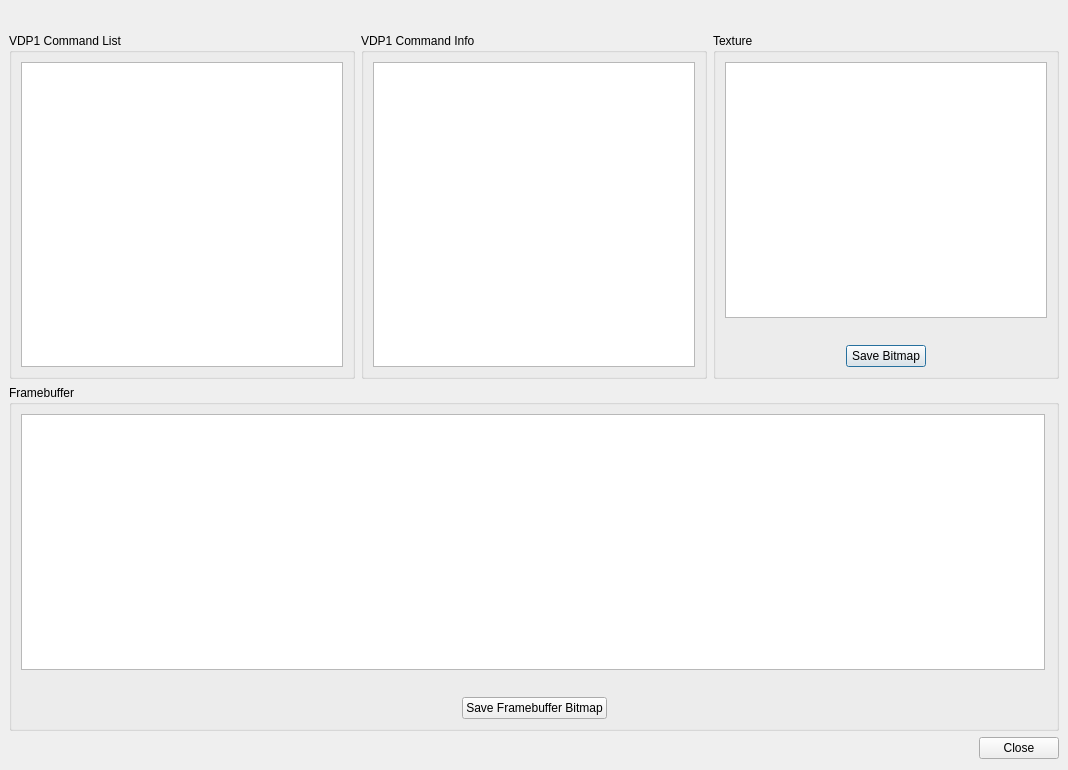
Old version of the form yabause/src/qt/ui/UIDebugVDP1.ui in the repository ijacquez/yabause.
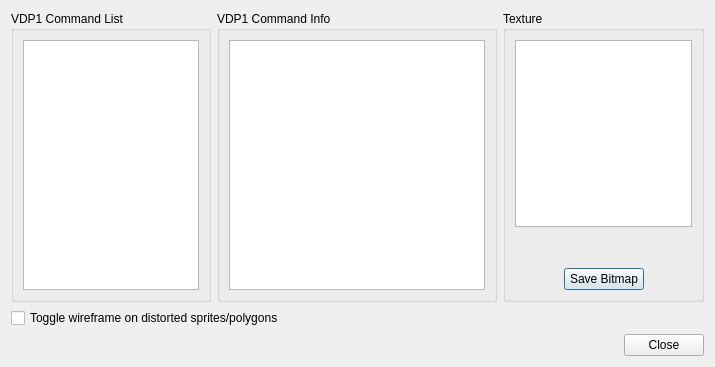
New version of the form.

Commit message: Allow wireframe mode to be toggled

What changed in the file:
```diff
--- a/yabause/src/qt/ui/UIDebugVDP1.ui
+++ b/yabause/src/qt/ui/UIDebugVDP1.ui
@@ -6,35 +6,14 @@
    <rect>
     <x>0</x>
     <y>0</y>
-    <width>1068</width>
-    <height>770</height>
+    <width>715</width>
+    <height>367</height>
    </rect>
   </property>
-  <property name="minimumSize">
-   <size>
-    <width>1068</width>
-    <height>770</height>
-   </size>
-  </property>
-  <property name="maximumSize">
-   <size>
-    <width>16777215</width>
-    <height>16777215</height>
-   </size>
-  </property>
   <property name="windowTitle">
    <string>Debug VDP1</string>
   </property>
-  <widget class="QWidget" name="verticalLayoutWidget">
-   <property name="geometry">
-    <rect>
-     <x>9</x>
-     <y>33</y>
-     <width>1050</width>
-     <height>726</height>
-    </rect>
-   </property>
-   <layout class="QVBoxLayout" name="verticalLayout">
+  <layout class="QVBoxLayout" name="verticalLayout_12">
     <item>
      <layout class="QHBoxLayout" name="horizontalLayout_6">
       <item>
@@ -63,25 +42,9 @@
              <verstretch>0</verstretch>
             </sizepolicy>
            </property>
-           <property name="minimumSize">
-            <size>
-             <width>0</width>
-             <height>300</height>
-            </size>
-           </property>
-           <property name="font">
-            <font>
-             <family>Courier 10 Pitch</family>
-             <weight>50</weight>
-             <bold>false</bold>
-            </font>
-           </property>
            <property name="readOnly">
             <bool>true</bool>
            </property>
-           <property name="plainText">
-            <string/>
-           </property>
           </widget>
          </item>
         </layout>
@@ -109,12 +72,6 @@
                <verstretch>0</verstretch>
               </sizepolicy>
              </property>
-             <property name="minimumSize">
-              <size>
-               <width>256</width>
-               <height>256</height>
-              </size>
-             </property>
              <property name="sizeIncrement">
               <size>
                <width>0</width>
@@ -181,108 +138,10 @@
      </layout>
     </item>
     <item>
-     <widget class="QGroupBox" name="gbFramebuffer">
-      <property name="sizePolicy">
-       <sizepolicy hsizetype="Preferred" vsizetype="Preferred">
-        <horstretch>0</horstretch>
-        <verstretch>0</verstretch>
-       </sizepolicy>
-      </property>
-      <property name="minimumSize">
-       <size>
-        <width>0</width>
-        <height>0</height>
-       </size>
-      </property>
-      <property name="title">
-       <string>Framebuffer</string>
-      </property>
-      <layout class="QVBoxLayout" name="verticalLayout_7">
-       <item>
-        <widget class="QGraphicsView" name="gvFramebuffer">
-         <property name="sizePolicy">
-          <sizepolicy hsizetype="Expanding" vsizetype="Expanding">
-           <horstretch>0</horstretch>
-           <verstretch>0</verstretch>
-          </sizepolicy>
-         </property>
-         <property name="minimumSize">
-          <size>
-           <width>1024</width>
-           <height>256</height>
-          </size>
-         </property>
-         <property name="maximumSize">
-          <size>
-           <width>1024</width>
-           <height>512</height>
-          </size>
-         </property>
-         <property name="sizeIncrement">
-          <size>
-           <width>0</width>
-           <height>0</height>
-          </size>
-         </property>
-         <property name="baseSize">
-          <size>
-           <width>1024</width>
-           <height>256</height>
-          </size>
-         </property>
-        </widget>
-       </item>
-       <item>
-        <spacer name="verticalSpacer_3">
-         <property name="orientation">
-          <enum>Qt::Vertical</enum>
-         </property>
-         <property name="sizeHint" stdset="0">
-          <size>
-           <width>20</width>
-           <height>40</height>
-          </size>
-         </property>
-        </spacer>
-       </item>
-       <item>
-        <layout class="QHBoxLayout" name="horizontalLayout_4">
-         <item>
-          <spacer name="horizontalSpacer_5">
-           <property name="orientation">
-            <enum>Qt::Horizontal</enum>
-           </property>
-           <property name="sizeHint" stdset="0">
-            <size>
-             <width>40</width>
-             <height>20</height>
-            </size>
-           </property>
-          </spacer>
-         </item>
-         <item>
-          <widget class="QPushButton" name="pbSaveFramebuffer">
+    <widget class="QCheckBox" name="cbWireframe">
            <property name="text">
-            <string>Save Framebuffer Bitmap</string>
-           </property>
-          </widget>
-         </item>
-         <item>
-          <spacer name="horizontalSpacer_6">
-           <property name="orientation">
-            <enum>Qt::Horizontal</enum>
-           </property>
-           <property name="sizeHint" stdset="0">
-            <size>
-             <width>40</width>
-             <height>20</height>
-            </size>
-           </property>
-          </spacer>
-         </item>
-        </layout>
-       </item>
-      </layout>
+      <string>Toggle wireframe on distorted sprites/polygons</string>
+     </property>
      </widget>
     </item>
     <item>
@@ -297,7 +156,6 @@
      </layout>
     </item>
    </layout>
-  </widget>
  </widget>
  <resources/>
  <connections>
```
Lines whose indentation alone changed are shown as unchanged. The commit also changes 6 other files.
